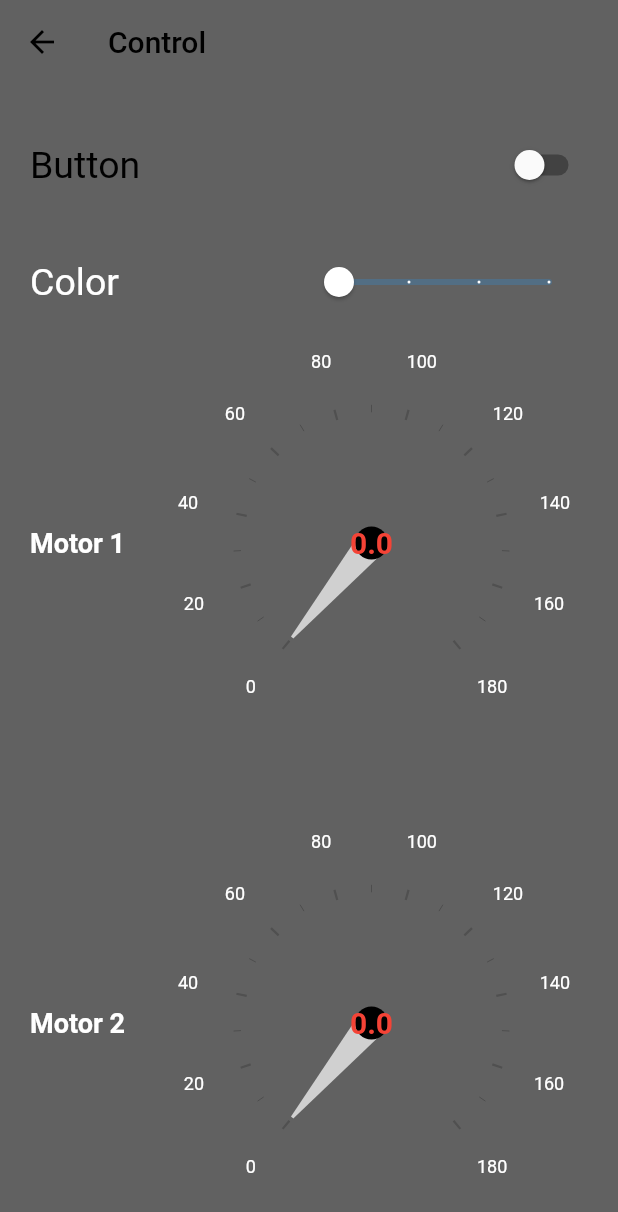
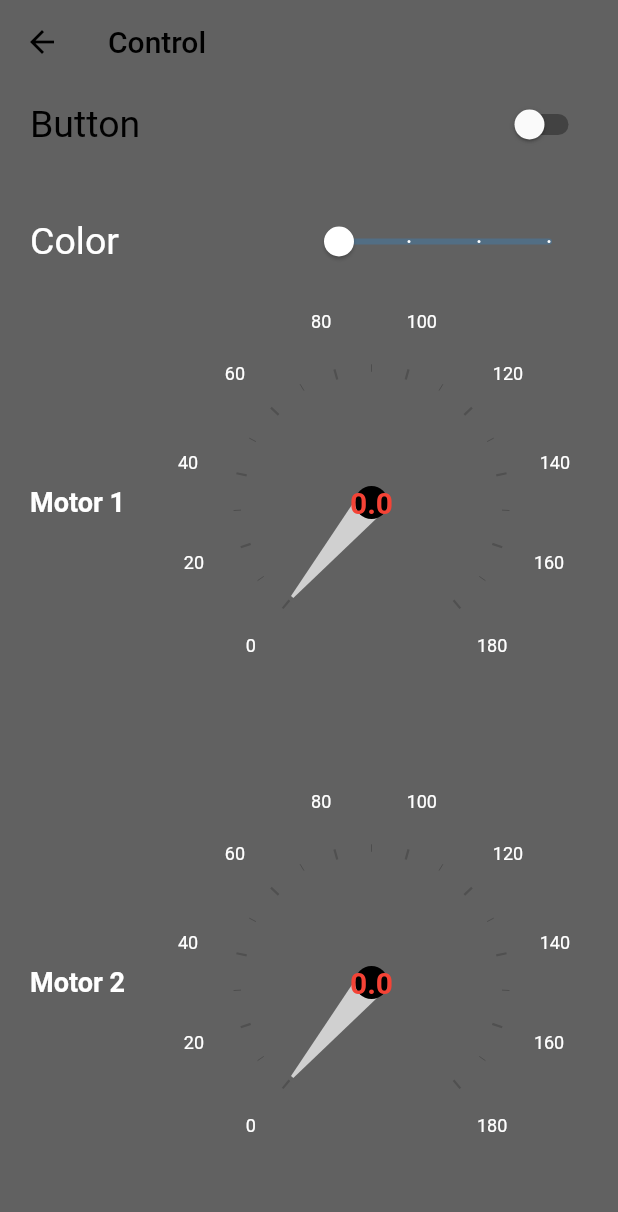
Before and after one commit to Nizatreasure/home_automation, a Flutter app: the screen it shows after launch, in the side drawer, after a tap on "Control", on a phone screen of 412 x 824 dp. Shown: the top 1212 px of the screen. Run offline on Flutter 3.47's test engine with Material 2 defaults, Android fonts, the phone set to English and light mode, and no system bars; drawn by our look-alikes of syncfusion_flutter_gauges; our stand-ins replace carousel_slider, flutter_blue, flutter_bluetooth_serial, fluttertoast.

Commit message:
updated UI

```diff
--- a/lib/control.dart
+++ b/lib/control.dart
@@ -126,7 +126,7 @@ class _ControlState extends State<Control> {
       ),
       body: SafeArea(
         child: Padding(
-          padding: const EdgeInsets.symmetric(horizontal: 20, vertical: 30),
+          padding: const EdgeInsets.symmetric(horizontal: 20, vertical: 3),
           child: ListView(
             children: [
               Row(
```
